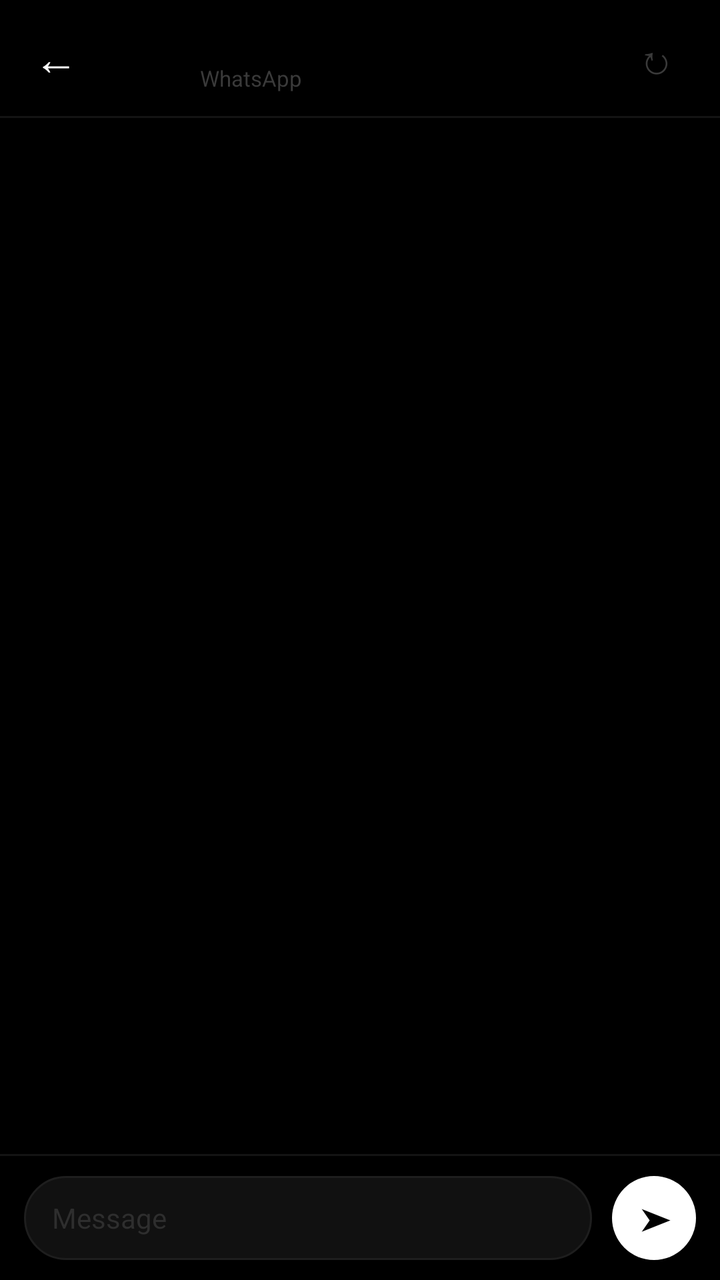
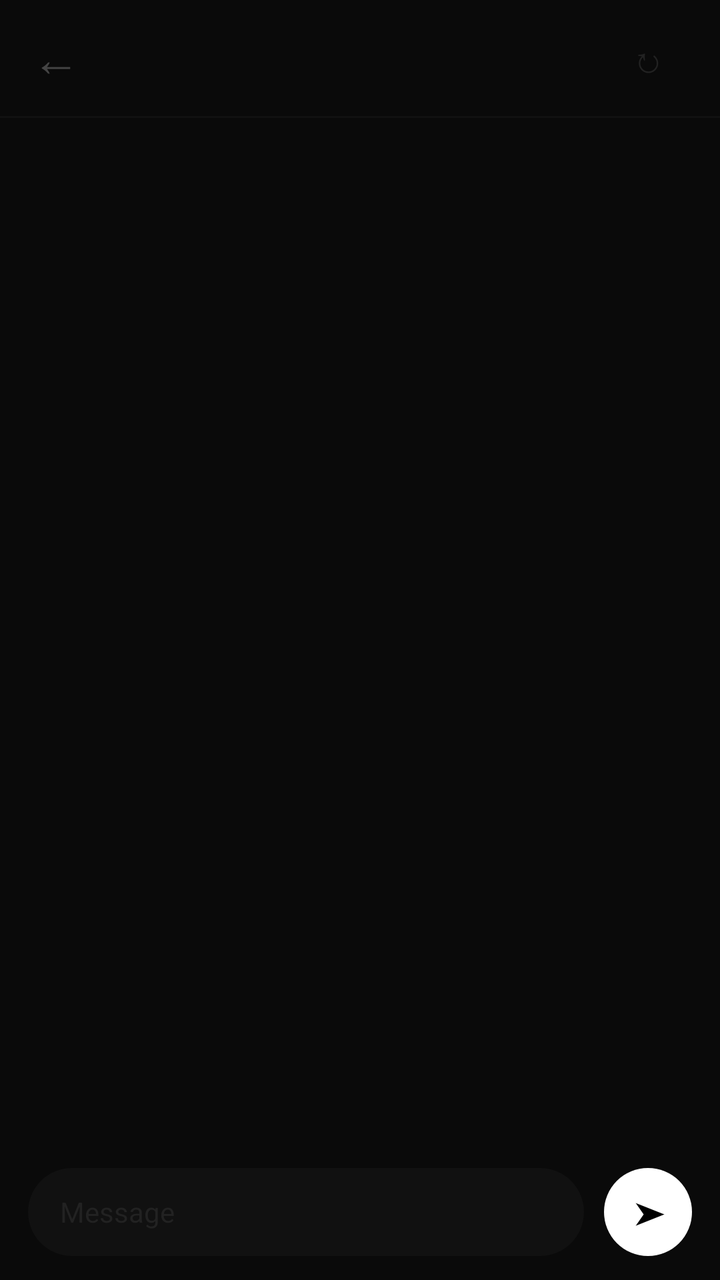

An Android layout rendered at two revisions. The XML below is the earlier revision; the diff shows what the commit changed to produce the second picture.
<!-- AndroidManifest.xml: application theme android:Theme.NoTitleBar -->
<!-- res/layout/activity_chat.xml -->
<?xml version="1.0" encoding="utf-8"?>
<LinearLayout xmlns:android="http://schemas.android.com/apk/res/android"
    android:layout_width="match_parent"
    android:layout_height="match_parent"
    android:orientation="vertical"
    android:background="#000000">

    
    <LinearLayout
        android:layout_width="match_parent"
        android:layout_height="58dp"
        android:orientation="horizontal"
        android:background="#000000"
        android:gravity="center_vertical"
        android:paddingLeft="6dp"
        android:paddingRight="10dp">

        
        <TextView
            android:id="@+id/btn_back"
            android:layout_width="44dp"
            android:layout_height="match_parent"
            android:gravity="center"
            android:textColor="#FFFFFF"
            android:textSize="22sp"
            android:text="&#8592;" />

        
        <FrameLayout
            android:id="@+id/layout_chat_avatar"
            android:layout_width="38dp"
            android:layout_height="38dp"
            android:layout_marginRight="12dp">

            <ImageView
                android:id="@+id/iv_chat_avatar"
                android:layout_width="match_parent"
                android:layout_height="match_parent"
                android:scaleType="centerCrop"
                android:visibility="gone" />

            <TextView
                android:id="@+id/tv_chat_avatar_letter"
                android:layout_width="match_parent"
                android:layout_height="match_parent"
                android:gravity="center"
                android:textColor="#FFFFFF"
                android:textSize="15sp"
                android:textStyle="bold" />
        </FrameLayout>

        
        <LinearLayout
            android:layout_width="0dp"
            android:layout_weight="1"
            android:layout_height="wrap_content"
            android:orientation="vertical">

            <TextView
                android:id="@+id/tv_thread_name"
                android:layout_width="wrap_content"
                android:layout_height="wrap_content"
                android:textColor="#FFFFFF"
                android:textSize="15sp"
                android:textStyle="bold"
                android:singleLine="true"
                android:ellipsize="end" />

            <TextView
                android:id="@+id/tv_thread_status"
                android:layout_width="wrap_content"
                android:layout_height="wrap_content"
                android:textColor="#3A3A3A"
                android:textSize="11sp"
                android:text="WhatsApp" />
        </LinearLayout>

        
        <TextView
            android:id="@+id/btn_chat_refresh"
            android:layout_width="44dp"
            android:layout_height="44dp"
            android:gravity="center"
            android:textColor="#3A3A3A"
            android:textSize="20sp"
            android:text="&#8635;" />
    </LinearLayout>

    
    <View
        android:layout_width="match_parent"
        android:layout_height="1dp"
        android:background="#141414" />

    
    <FrameLayout
        android:layout_width="match_parent"
        android:layout_height="0dp"
        android:layout_weight="1">

        <ListView
            android:id="@+id/list_messages"
            android:layout_width="match_parent"
            android:layout_height="match_parent"
            android:divider="@null"
            android:dividerHeight="0dp"
            android:paddingLeft="12dp"
            android:paddingRight="12dp"
            android:paddingTop="12dp"
            android:paddingBottom="12dp"
            android:clipToPadding="false"
            android:scrollbars="none" />

        <TextView
            android:id="@+id/tv_chat_empty"
            android:layout_width="match_parent"
            android:layout_height="match_parent"
            android:gravity="center"
            android:textColor="#333333"
            android:textSize="14sp"
            android:text="No messages"
            android:visibility="gone" />
    </FrameLayout>

    
    <View
        android:layout_width="match_parent"
        android:layout_height="1dp"
        android:background="#141414" />

    
    <LinearLayout
        android:layout_width="match_parent"
        android:layout_height="wrap_content"
        android:orientation="horizontal"
        android:background="#000000"
        android:paddingLeft="12dp"
        android:paddingRight="12dp"
        android:paddingTop="10dp"
        android:paddingBottom="10dp"
        android:gravity="center_vertical">

        <EditText
            android:id="@+id/edit_message"
            android:layout_width="0dp"
            android:layout_weight="1"
            android:layout_height="wrap_content"
            android:minHeight="42dp"
            android:maxLines="5"
            android:paddingLeft="14dp"
            android:paddingRight="14dp"
            android:paddingTop="10dp"
            android:paddingBottom="10dp"
            android:background="@drawable/input_pill_bg"
            android:textColor="#EEEEEE"
            android:textColorHint="#2E2E2E"
            android:hint="Message"
            android:textSize="14sp"
            android:imeOptions="actionSend"
            android:inputType="textCapSentences|textMultiLine" />

        
        <FrameLayout
            android:id="@+id/btn_send"
            android:layout_width="42dp"
            android:layout_height="42dp"
            android:layout_marginLeft="10dp"
            android:background="@drawable/btn_send_circle">

            <TextView
                android:layout_width="match_parent"
                android:layout_height="match_parent"
                android:gravity="center"
                android:textColor="#000000"
                android:textSize="16sp"
                android:paddingLeft="2dp"
                android:text="&#10148;" />
        </FrameLayout>
    </LinearLayout>

</LinearLayout>
<!-- resources referenced by this layout -->
<resources>
  <!-- drawable btn_send_circle (drawable) -->
  <?xml version="1.0" encoding="utf-8"?>
  <shape xmlns:android="http://schemas.android.com/apk/res/android"
      android:shape="oval">
      <solid android:color="#FFFFFF" />
  </shape>
  <!-- drawable input_pill_bg (drawable) -->
  <?xml version="1.0" encoding="utf-8"?>
  <shape xmlns:android="http://schemas.android.com/apk/res/android"
      android:shape="rectangle">
      <solid android:color="#111111" />
      <corners android:radius="22dp" />
      <stroke android:width="1dp" android:color="#1E1E1E" />
  </shape>
</resources>

<!-- the commit's change to res/layout/activity_chat.xml (unified diff, before → after) -->
@@ -3,33 +3,31 @@
     android:layout_width="match_parent"
     android:layout_height="match_parent"
     android:orientation="vertical"
-    android:background="#000000">
+    android:background="#0A0A0A">
 
     
     <LinearLayout
         android:layout_width="match_parent"
         android:layout_height="58dp"
         android:orientation="horizontal"
-        android:background="#000000"
+        android:background="#0A0A0A"
         android:gravity="center_vertical"
-        android:paddingLeft="6dp"
-        android:paddingRight="10dp">
+        android:paddingLeft="4dp"
+        android:paddingRight="16dp">
 
-        
         <TextView
             android:id="@+id/btn_back"
-            android:layout_width="44dp"
+            android:layout_width="48dp"
             android:layout_height="match_parent"
             android:gravity="center"
-            android:textColor="#FFFFFF"
-            android:textSize="22sp"
+            android:textColor="#444444"
+            android:textSize="24sp"
             android:text="&#8592;" />
 
-        
         <FrameLayout
             android:id="@+id/layout_chat_avatar"
-            android:layout_width="38dp"
-            android:layout_height="38dp"
+            android:layout_width="40dp"
+            android:layout_height="40dp"
             android:layout_marginRight="12dp">
 
             <ImageView
@@ -45,44 +43,36 @@
                 android:layout_height="match_parent"
                 android:gravity="center"
                 android:textColor="#FFFFFF"
-                android:textSize="15sp"
+                android:textSize="16sp"
                 android:textStyle="bold" />
         </FrameLayout>
 
         
-        <LinearLayout
+        <TextView
+            android:id="@+id/tv_thread_name"
             android:layout_width="0dp"
             android:layout_weight="1"
             android:layout_height="wrap_content"
-            android:orientation="vertical">
-
-            <TextView
-                android:id="@+id/tv_thread_name"
-                android:layout_width="wrap_content"
-                android:layout_height="wrap_content"
-                android:textColor="#FFFFFF"
-                android:textSize="15sp"
-                android:textStyle="bold"
-                android:singleLine="true"
-                android:ellipsize="end" />
-
-            <TextView
-                android:id="@+id/tv_thread_status"
-                android:layout_width="wrap_content"
-                android:layout_height="wrap_content"
-                android:textColor="#3A3A3A"
-                android:textSize="11sp"
-                android:text="WhatsApp" />
-        </LinearLayout>
+            android:textColor="#EEEEEE"
+            android:textSize="16sp"
+            android:textStyle="bold"
+            android:singleLine="true"
+            android:ellipsize="end" />
 
         
         <TextView
+            android:id="@+id/tv_thread_status"
+            android:layout_width="0dp"
+            android:layout_height="0dp"
+            android:visibility="gone" />
+
+        <TextView
             android:id="@+id/btn_chat_refresh"
-            android:layout_width="44dp"
-            android:layout_height="44dp"
+            android:layout_width="40dp"
+            android:layout_height="40dp"
             android:gravity="center"
-            android:textColor="#3A3A3A"
-            android:textSize="20sp"
+            android:textColor="#222222"
+            android:textSize="18sp"
             android:text="&#8635;" />
     </LinearLayout>
 
@@ -90,7 +80,7 @@
     <View
         android:layout_width="match_parent"
         android:layout_height="1dp"
-        android:background="#141414" />
+        android:background="#111111" />
 
     
     <FrameLayout
@@ -104,10 +94,10 @@
             android:layout_height="match_parent"
             android:divider="@null"
             android:dividerHeight="0dp"
-            android:paddingLeft="12dp"
-            android:paddingRight="12dp"
-            android:paddingTop="12dp"
-            android:paddingBottom="12dp"
+            android:paddingLeft="14dp"
+            android:paddingRight="14dp"
+            android:paddingTop="16dp"
+            android:paddingBottom="10dp"
             android:clipToPadding="false"
             android:scrollbars="none" />
 
@@ -116,28 +106,23 @@
             android:layout_width="match_parent"
             android:layout_height="match_parent"
             android:gravity="center"
-            android:textColor="#333333"
+            android:textColor="#1E1E1E"
             android:textSize="14sp"
-            android:text="No messages"
+            android:letterSpacing="0.06"
+            android:text="no messages yet"
             android:visibility="gone" />
     </FrameLayout>
-
-    
-    <View
-        android:layout_width="match_parent"
-        android:layout_height="1dp"
-        android:background="#141414" />
 
     
     <LinearLayout
         android:layout_width="match_parent"
         android:layout_height="wrap_content"
         android:orientation="horizontal"
-        android:background="#000000"
-        android:paddingLeft="12dp"
-        android:paddingRight="12dp"
-        android:paddingTop="10dp"
-        android:paddingBottom="10dp"
+        android:background="#0A0A0A"
+        android:paddingLeft="14dp"
+        android:paddingRight="14dp"
+        android:paddingTop="8dp"
+        android:paddingBottom="12dp"
         android:gravity="center_vertical">
 
         <EditText
@@ -145,15 +130,15 @@
             android:layout_width="0dp"
             android:layout_weight="1"
             android:layout_height="wrap_content"
-            android:minHeight="42dp"
+            android:minHeight="44dp"
             android:maxLines="5"
-            android:paddingLeft="14dp"
-            android:paddingRight="14dp"
-            android:paddingTop="10dp"
-            android:paddingBottom="10dp"
+            android:paddingLeft="16dp"
+            android:paddingRight="16dp"
+            android:paddingTop="11dp"
+            android:paddingBottom="11dp"
             android:background="@drawable/input_pill_bg"
-            android:textColor="#EEEEEE"
-            android:textColorHint="#2E2E2E"
+            android:textColor="#DDDDDD"
+            android:textColorHint="#222222"
             android:hint="Message"
             android:textSize="14sp"
             android:imeOptions="actionSend"
@@ -162,8 +147,8 @@
         
         <FrameLayout
             android:id="@+id/btn_send"
-            android:layout_width="42dp"
-            android:layout_height="42dp"
+            android:layout_width="44dp"
+            android:layout_height="44dp"
             android:layout_marginLeft="10dp"
             android:background="@drawable/btn_send_circle">
 
<!-- resource entries referenced after the edit -->
@@ -11,8 +11,7 @@
   <shape xmlns:android="http://schemas.android.com/apk/res/android"
       android:shape="rectangle">
       <solid android:color="#111111" />
-      <corners android:radius="22dp" />
-      <stroke android:width="1dp" android:color="#1E1E1E" />
+      <corners android:radius="24dp" />
   </shape>
 </resources>
 
